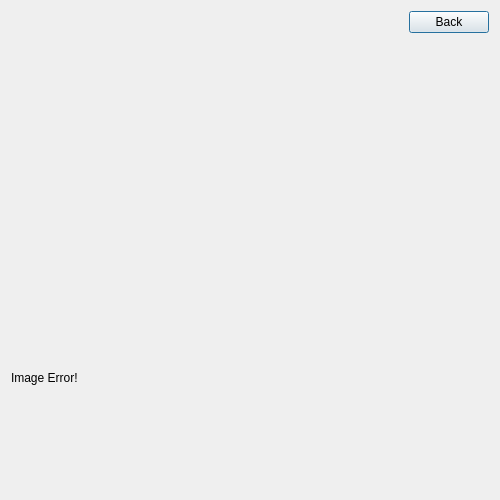
Qt form viewimagedialog.ui (hassan-kandil/DistImage) before a commit.
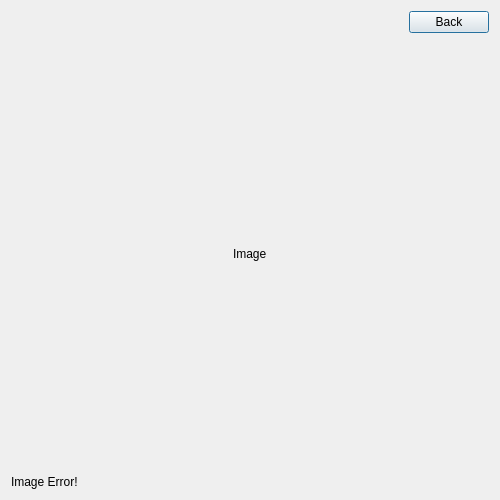
The same form after that commit.

```diff
--- a/viewimagedialog.ui
+++ b/viewimagedialog.ui
@@ -13,7 +13,7 @@
   <property name="windowTitle">
    <string>DistImage</string>
   </property>
-  <layout class="QVBoxLayout" name="verticalLayout">
+  <layout class="QVBoxLayout" name="verticalLayout_2">
    <item>
     <layout class="QHBoxLayout" name="horizontalLayout_2">
      <item>
@@ -39,11 +39,71 @@
     </layout>
    </item>
    <item>
-    <widget class="QLabel" name="lbl_image">
-     <property name="text">
-      <string/>
-     </property>
-    </widget>
+    <layout class="QVBoxLayout" name="verticalLayout">
+     <item>
+      <spacer name="verticalSpacer">
+       <property name="orientation">
+        <enum>Qt::Vertical</enum>
+       </property>
+       <property name="sizeHint" stdset="0">
+        <size>
+         <width>20</width>
+         <height>40</height>
+        </size>
+       </property>
+      </spacer>
+     </item>
+     <item>
+      <layout class="QHBoxLayout" name="horizontalLayout">
+       <item>
+        <spacer name="horizontalSpacer_2">
+         <property name="orientation">
+          <enum>Qt::Horizontal</enum>
+         </property>
+         <property name="sizeHint" stdset="0">
+          <size>
+           <width>40</width>
+           <height>20</height>
+          </size>
+         </property>
+        </spacer>
+       </item>
+       <item>
+        <widget class="QLabel" name="lbl_image">
+         <property name="text">
+          <string>Image</string>
+         </property>
+        </widget>
+       </item>
+       <item>
+        <spacer name="horizontalSpacer_3">
+         <property name="orientation">
+          <enum>Qt::Horizontal</enum>
+         </property>
+         <property name="sizeHint" stdset="0">
+          <size>
+           <width>40</width>
+           <height>20</height>
+          </size>
+         </property>
+        </spacer>
+       </item>
+      </layout>
+     </item>
+     <item>
+      <spacer name="verticalSpacer_2">
+       <property name="orientation">
+        <enum>Qt::Vertical</enum>
+       </property>
+       <property name="sizeHint" stdset="0">
+        <size>
+         <width>20</width>
+         <height>40</height>
+        </size>
+       </property>
+      </spacer>
+     </item>
+    </layout>
    </item>
    <item>
     <widget class="QLabel" name="lbl_error">
```
